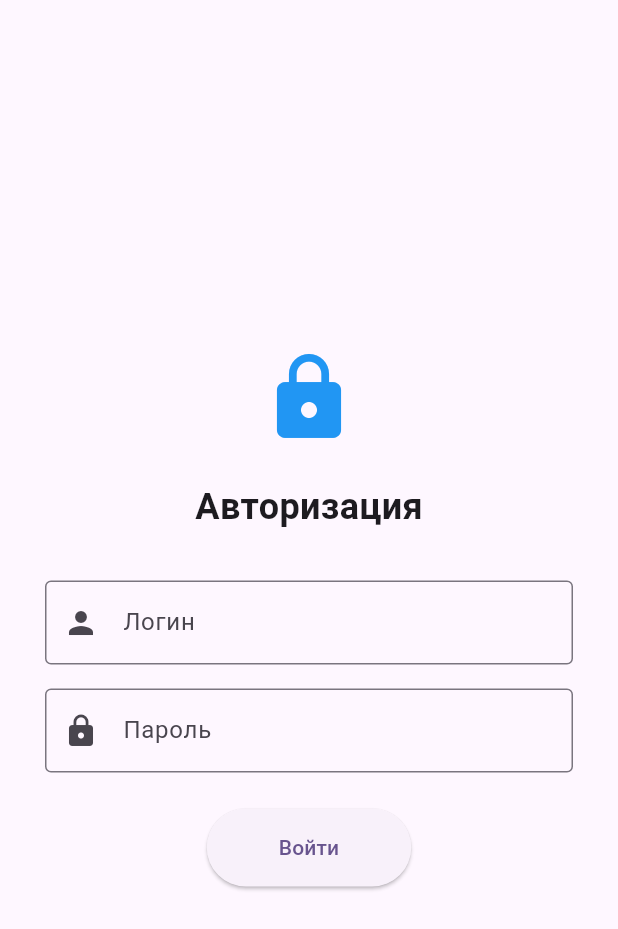
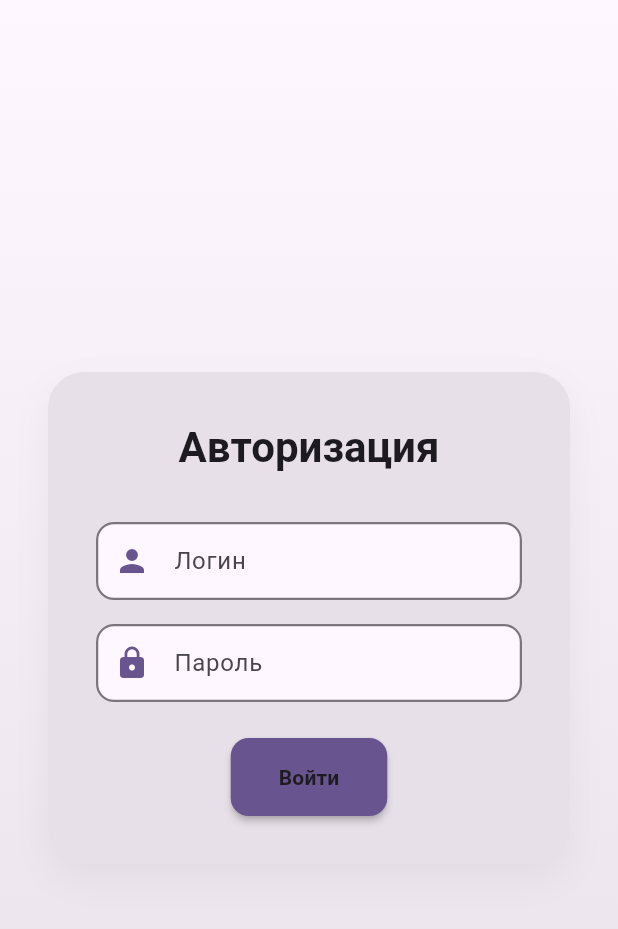
Before and after one commit to yzhjdjq/attendance-tracking-system, a Flutter app: the screen it shows after launch, on a phone screen of 412 x 824 dp. Shown: the top 929 px of the screen. Run offline on Flutter 3.47's test engine with Material 3 defaults, Android fonts, the phone set to English and light mode, and no system bars; our stand-ins replace shared_preferences.

Commit message:
Refactoring UI of login page

```diff
--- a/lib/pages/login_page.dart
+++ b/lib/pages/login_page.dart
@@ -57,71 +57,111 @@ class _LoginPageState extends State<LoginPage> {
 
   @override
   Widget build(BuildContext context) {
+    final theme = Theme.of(context);
+
     return Scaffold(
-      body: SafeArea(
+      body: Container(
+        decoration: BoxDecoration(
+          gradient: LinearGradient(
+            begin: Alignment.topCenter,
+            end: Alignment.bottomCenter,
+            colors: [
+              theme.colorScheme.surface,
+              theme.colorScheme.surfaceContainerHighest,
+            ],
+          ),
+        ),
+        child: SafeArea(
           child: Center(
             child: ConstrainedBox(
-            constraints: const BoxConstraints(maxWidth: 400),
+              constraints: const BoxConstraints(maxWidth: 420),
               child: Padding(
-              padding: const EdgeInsets.all(24.0),
+                padding: const EdgeInsets.all(32.0),
+                child: Container(
+                  decoration: BoxDecoration(
+                    color: theme.colorScheme.surfaceContainerHighest,
+                    borderRadius: BorderRadius.circular(24),
+                    boxShadow: [
+                      BoxShadow(
+                        color: theme.colorScheme.shadow.withValues(alpha: 0.05),
+                        blurRadius: 20,
+                        offset: const Offset(0, 10),
+                      ),
+                    ],
+                  ),
+                  padding: const EdgeInsets.all(32.0),
                   child: Column(
-                mainAxisAlignment: MainAxisAlignment.center,
+                    mainAxisSize: MainAxisSize.min,
                     children: <Widget>[
-                  const Icon(
-                    Icons.lock,
-                    size: 64,
-                    color: Colors.blue,
-                  ),
-
-                  const SizedBox(height: 24),
-
                       Text(
                         S.of(context).authorize,
-                    style: TextStyle(fontSize: 24, fontWeight: FontWeight.bold),
+                        style: theme.textTheme.headlineMedium?.copyWith(
+                          fontWeight: FontWeight.bold,
+                          color: theme.colorScheme.onSurface,
+                        ),
                       ),
 
                       const SizedBox(height: 32),
 
-                  TextField(
+                      _buildTextField(
+                        context: context,
                         controller: _loginController,
-                    decoration: InputDecoration(
                         labelText: S.of(context).login,
-                      prefixIcon: const Icon(Icons.person),
-                      border: const OutlineInputBorder(),
-                    ),
+                        prefixIcon: Icons.person,
+                        keyboardType: TextInputType.text,
+                        theme: theme,
                       ),
 
                       const SizedBox(height: 16),
 
-                  TextField(
+                      _buildTextField(
+                        context: context,
                         controller: _passwordController,
-                    decoration: InputDecoration(
                         labelText: S.of(context).password,
-                      prefixIcon: const Icon(Icons.lock),
-                      border: const OutlineInputBorder(),
-                    ),
+                        prefixIcon: Icons.lock,
+                        keyboardType: TextInputType.visiblePassword,
                         obscureText: true,
-                    onSubmitted: (_) => _onEnterPressed(),
+                        theme: theme,
                       ),
 
                       if (_errorMessage != null) ...[
                         const SizedBox(height: 16),
-                    Text(
+                        Container(
+                          padding: const EdgeInsets.symmetric(
+                            horizontal: 16,
+                            vertical: 12,
+                          ),
+                          decoration: BoxDecoration(
+                            color: theme.colorScheme.errorContainer,
+                            borderRadius: BorderRadius.circular(12),
+                          ),
+                          child: Row(
+                            children: [
+                              Icon(
+                                Icons.error_outline,
+                                color: theme.colorScheme.onErrorContainer,
+                                size: 20,
+                              ),
+                              const SizedBox(width: 8),
+                              Expanded(
+                                child: Text(
                                   _errorMessage!,
-                      style: const TextStyle(color: Colors.red),
+                                  style: theme.textTheme.bodyMedium?.copyWith(
+                                    color: theme.colorScheme.onErrorContainer,
+                                  ),
+                                ),
+                              ),
+                            ],
+                          ),
                         ),
                       ],
 
                       const SizedBox(height: 24),
 
-                  ElevatedButton(
-                    onPressed: _handleLogin,
-                    style: ElevatedButton.styleFrom(
-                      padding: const EdgeInsets.symmetric(horizontal: 48, vertical: 16),
+                      _buildLoginButton(context, theme),
+                    ],
                   ),
-                    child: Text(S.of(context).authorizeAction),
                 ),
-                ],
               ),
             ),
           ),
@@ -129,4 +169,72 @@ class _LoginPageState extends State<LoginPage> {
       ),
     );
   }
+
+  Widget _buildTextField({
+    required BuildContext context,
+    required TextEditingController controller,
+    required String labelText,
+    required IconData prefixIcon,
+    required ThemeData theme,
+    TextInputType? keyboardType,
+    bool obscureText = false,
+  }) {
+    return TextField(
+      controller: controller,
+      keyboardType: keyboardType,
+      obscureText: obscureText,
+      onSubmitted: (_) => _onEnterPressed(),
+      decoration: InputDecoration(
+        labelText: labelText,
+        prefixIcon: Icon(prefixIcon, color: theme.colorScheme.primary),
+        border: _buildOutlineBorder(context, theme),
+        enabledBorder: _buildOutlineBorder(context, theme, active: false),
+        focusedBorder: _buildFocusedBorder(context, theme),
+        filled: true,
+        fillColor: theme.colorScheme.surface,
+        contentPadding: const EdgeInsets.symmetric(horizontal: 16, vertical: 14),
+      ),
+    );
   }
+
+  OutlineInputBorder _buildOutlineBorder(BuildContext context, ThemeData theme, {bool active = true}) {
+    return OutlineInputBorder(
+      borderRadius: BorderRadius.circular(12),
+      borderSide: BorderSide(
+        color: theme.colorScheme.outline,
+        width: 1.5,
+      ),
+    );
+  }
+
+  OutlineInputBorder _buildFocusedBorder(BuildContext context, ThemeData theme) {
+    return OutlineInputBorder(
+      borderRadius: BorderRadius.circular(12),
+      borderSide: BorderSide(
+        color: theme.colorScheme.primary,
+        width: 2,
+      ),
+    );
+  }
+
+  Widget _buildLoginButton(BuildContext context, ThemeData theme) {
+    return ElevatedButton(
+      onPressed: _handleLogin,
+      style: ElevatedButton.styleFrom(
+        backgroundColor: theme.colorScheme.primary,
+        foregroundColor: theme.colorScheme.onPrimary,
+        shape: RoundedRectangleBorder(
+          borderRadius: BorderRadius.circular(12),
+        ),
+        padding: const EdgeInsets.symmetric(horizontal: 32, vertical: 16),
+        elevation: 2,
+      ),
+      child: Text(
+        S.of(context).authorizeAction,
+        style: theme.textTheme.labelLarge?.copyWith(
+          fontWeight: FontWeight.w600,
+        ),
+      ),
+    );
+  }
+}
```
Lines whose indentation alone changed are shown as unchanged.
